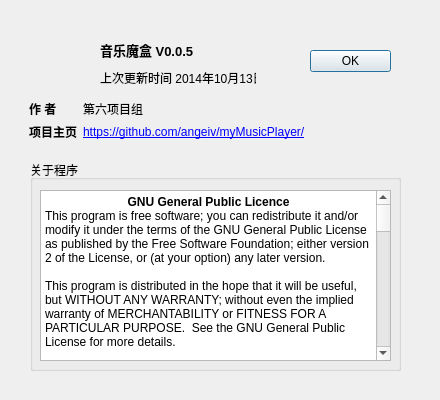
Old version of the form about.ui in the repository angeiv/myMusicPlayer.
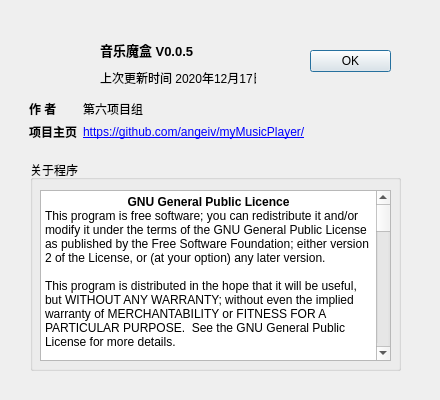
New version of the form. Icons and pictures are not drawn.

The edit to the form file:
```diff
--- a/about.ui
+++ b/about.ui
@@ -84,7 +84,7 @@
     </rect>
    </property>
    <property name="text">
-    <string>上次更新时间 2014年10月13日</string>
+    <string>上次更新时间 2020年12月17日</string>
    </property>
   </widget>
   <widget class="QWidget" name="formLayoutWidget">
```
